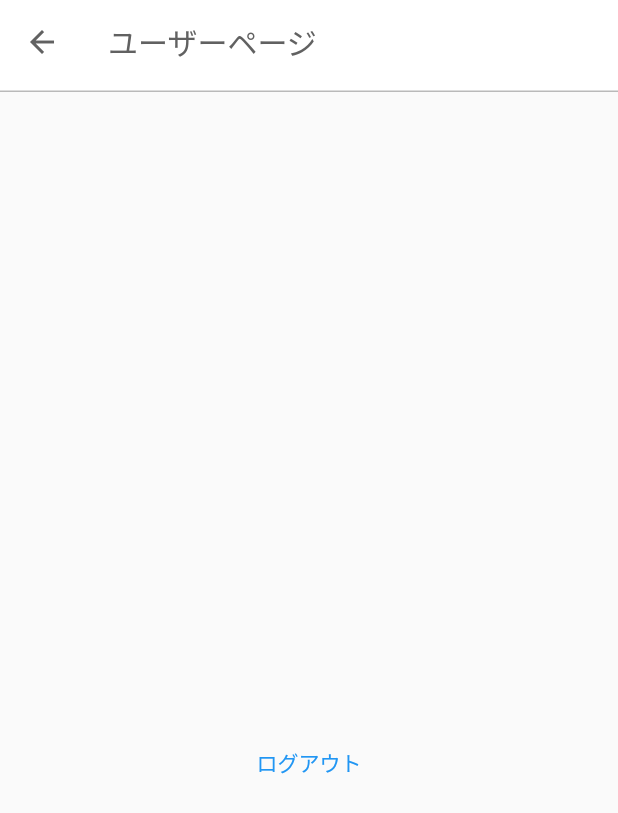
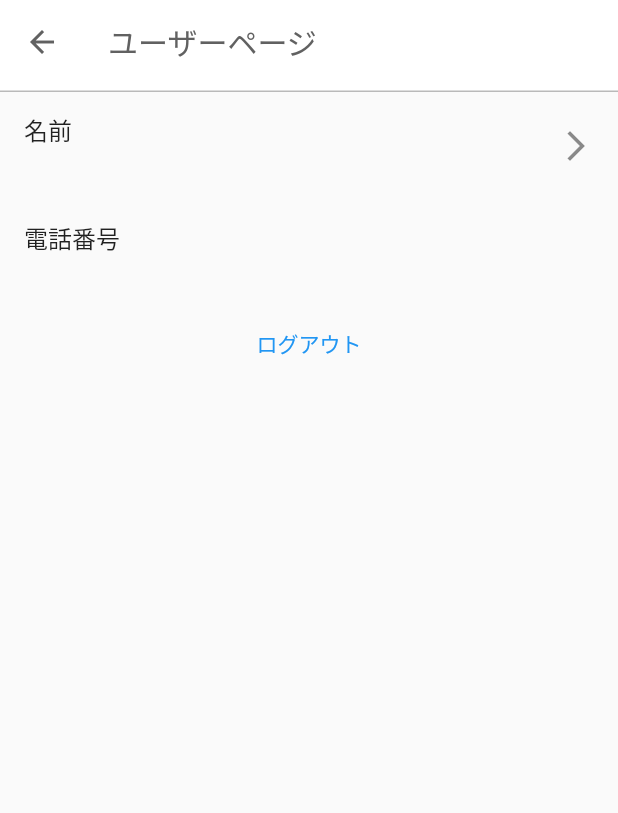
Before and after one commit to ShoyaSuzuki-bst/sparkler, a Flutter app: the screen it shows once a user with an empty profile is signed in, after a tap on the "person" icon, on a phone screen of 412 x 824 dp. Shown: the top 813 px of the screen. Run offline on Flutter 3.47's test engine with Material 2 defaults, Android fonts, the phone set to English and light mode, and no system bars; our stand-ins replace cloud_firestore, firebase_auth, firebase_core, flutter_secure_storage; accounts and stored records are empty.

Commit message:
ユーザーページ作成

```diff
--- a/lib/pages/base_page.dart
+++ b/lib/pages/base_page.dart
@@ -44,7 +44,7 @@ class _BasePageState extends State<BasePage> {
     return Scaffold(
       appBar: AppBar(
         title: const Text('ホーム'),
-        foregroundColor: Colors.grey.shade700,
+        foregroundColor: MediaQuery.platformBrightnessOf(context) == Brightness.light ? Colors.grey.shade700 : null,
         backgroundColor: MediaQuery.platformBrightnessOf(context) == Brightness.light ? Colors.white : null,
         elevation: 0,
         bottom: PreferredSize(
@@ -60,7 +60,9 @@ class _BasePageState extends State<BasePage> {
             onPressed: () async {
               await Navigator.of(context).push(
                 MaterialPageRoute(builder: (context) {
-                  return UserPage();
+                  return UserPage(
+                    currentUser: widget.currentUser,
+                  );
                 }),
               );
             },
--- a/lib/pages/chat.dart
+++ b/lib/pages/chat.dart
@@ -102,7 +102,7 @@ class _ChatState extends State<Chat> {
       child: Scaffold(
         appBar: AppBar(
           title: Text(widget.topic.title),
-          foregroundColor: Colors.grey.shade700,
+          foregroundColor: MediaQuery.platformBrightnessOf(context) == Brightness.light ? Colors.grey.shade700 : null,
           backgroundColor: MediaQuery.platformBrightnessOf(context) == Brightness.light ? Colors.white : null,
           elevation: 0,
           bottom: PreferredSize(
--- a/lib/pages/create_topic.dart
+++ b/lib/pages/create_topic.dart
@@ -60,7 +60,7 @@ class _CreateTopicState extends State<CreateTopic> {
       child: Scaffold(
         appBar: AppBar(
           title: const Text('トピック作成'),
-          foregroundColor: Colors.grey.shade700,
+          foregroundColor: MediaQuery.platformBrightnessOf(context) == Brightness.light ? Colors.grey.shade700 : null,
           backgroundColor: MediaQuery.platformBrightnessOf(context) == Brightness.light ? Colors.white : null,
           elevation: 0,
           bottom: PreferredSize(
--- a/lib/pages/user_page.dart
+++ b/lib/pages/user_page.dart
@@ -1,18 +1,41 @@
 import 'package:flutter/material.dart';
-import 'package:firebase_auth/firebase_auth.dart';
 import 'package:flutter_secure_storage/flutter_secure_storage.dart';
 
+import 'package:sparkler/models/user.dart';
+
 import 'login.dart';
+import 'edit_user_name.dart';
 
-class UserPage extends StatelessWidget {
-  final User currentUser = FirebaseAuth.instance.currentUser!;
-    final _storage = const FlutterSecureStorage();
+class UserPage extends StatefulWidget {
+  UserPage({
+    Key? key,
+    required this.currentUser,
+  }) : super(key: key);
+
+  final User currentUser;
+
+  @override
+  _UserPageState createState() => _UserPageState();
+}
+
+class _UserPageState extends State<UserPage> {
+  final _storage = const FlutterSecureStorage();
 
   void _logout(context) async {
-    await FirebaseAuth.instance.signOut();
+    widget.currentUser.logout();
     await Navigator.of(context).pushReplacement(
       MaterialPageRoute(builder: (context) {
         return const Login();
+      }),
+    );
+  }
+
+  void _editUserName() async {
+    await Navigator.of(context).push(
+      MaterialPageRoute(builder: (context) {
+        return EditUserName(
+          currentUser: widget.currentUser,
+        );
       }),
     );
   }
@@ -22,7 +45,7 @@ class UserPage extends StatelessWidget {
     return Scaffold(
       appBar: AppBar(
         title: const Text('ユーザーページ'),
-        foregroundColor: Colors.grey.shade700,
+        foregroundColor: MediaQuery.platformBrightnessOf(context) == Brightness.light ? Colors.grey.shade700 : null,
         backgroundColor: MediaQuery.platformBrightnessOf(context) == Brightness.light ? Colors.white : null,
         elevation: 0,
         bottom: PreferredSize(
@@ -33,25 +56,27 @@ class UserPage extends StatelessWidget {
           preferredSize: const Size.fromHeight(5)
         ),
       ),
-      body: Center(
-        child: Column(
-          mainAxisAlignment: MainAxisAlignment.center,
-          children: [
-            Text(currentUser.displayName ?? ''),
-            Text(currentUser.phoneNumber ?? ''),
-            Padding(
-              padding: const EdgeInsets.only(top: 100),
-              child: TextButton(
-                onPressed: () {
-                  _logout(context);
-                },
-                child: const Text(
-                  'ログアウト'
-                ),
-              ),
-            )
-          ],
-        ),
+      body: ListView(
+        children: <Widget> [
+          ListTile(
+            title: const Text('名前'),
+            subtitle: Text(widget.currentUser.name),
+            trailing: const Icon(Icons.arrow_forward_ios),
+            onTap: () {
+              _editUserName();
+            },
+          ),
+          ListTile(
+            title: const Text('電話番号'),
+            subtitle: Text(widget.currentUser.phoneNumber),
+          ),
+          TextButton(
+            child: const Text('ログアウト'),
+            onPressed: () {
+              widget.currentUser.logout();
+            },
+          ),
+        ],
       ),
     );
   }
```
Also changed, not shown: lib/models/user.dart (+15 -0 lines), lib/pages/edit_user_name.dart (added, +118 -0 lines).
